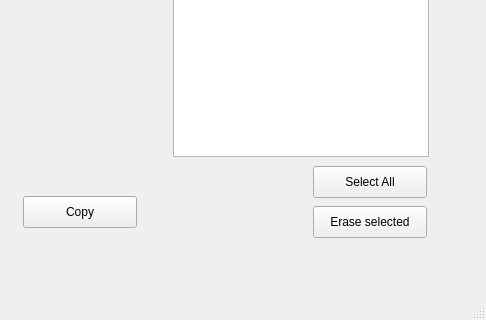
This is MainWindow.ui in ThomasAy/Duplicateur as Qt 5 draws it before an edit; both pictures show x 287 to 773 and y 231 to 551 of the 773 by 551 pixel window. The edited form follows.
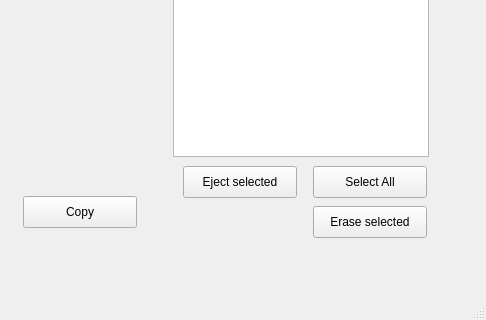
This is the edited form.

Commit message: can now remove disk on mac os

```diff
--- a/MainWindow.ui
+++ b/MainWindow.ui
@@ -112,6 +112,19 @@
      <string>Erase selected</string>
     </property>
    </widget>
+   <widget class="QPushButton" name="pb_Eject">
+    <property name="geometry">
+     <rect>
+      <x>470</x>
+      <y>380</y>
+      <width>114</width>
+      <height>32</height>
+     </rect>
+    </property>
+    <property name="text">
+     <string>Eject selected</string>
+    </property>
+   </widget>
   </widget>
   <widget class="QMenuBar" name="menuBar">
    <property name="geometry">
```
The commit also changes 2 other files.
